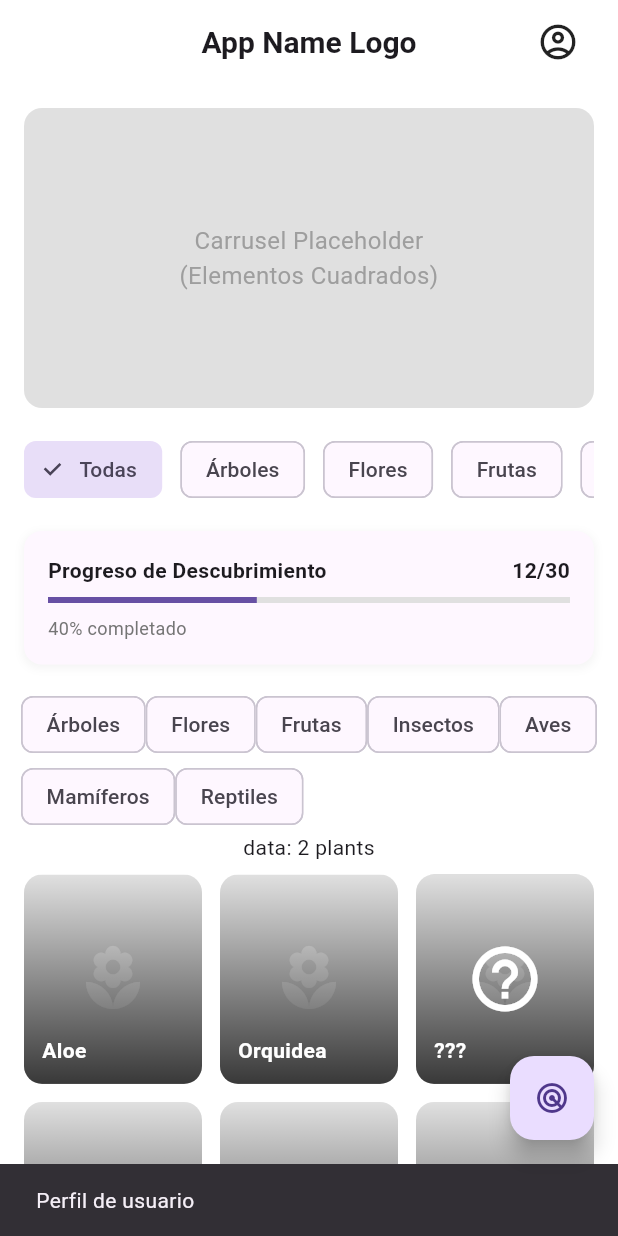
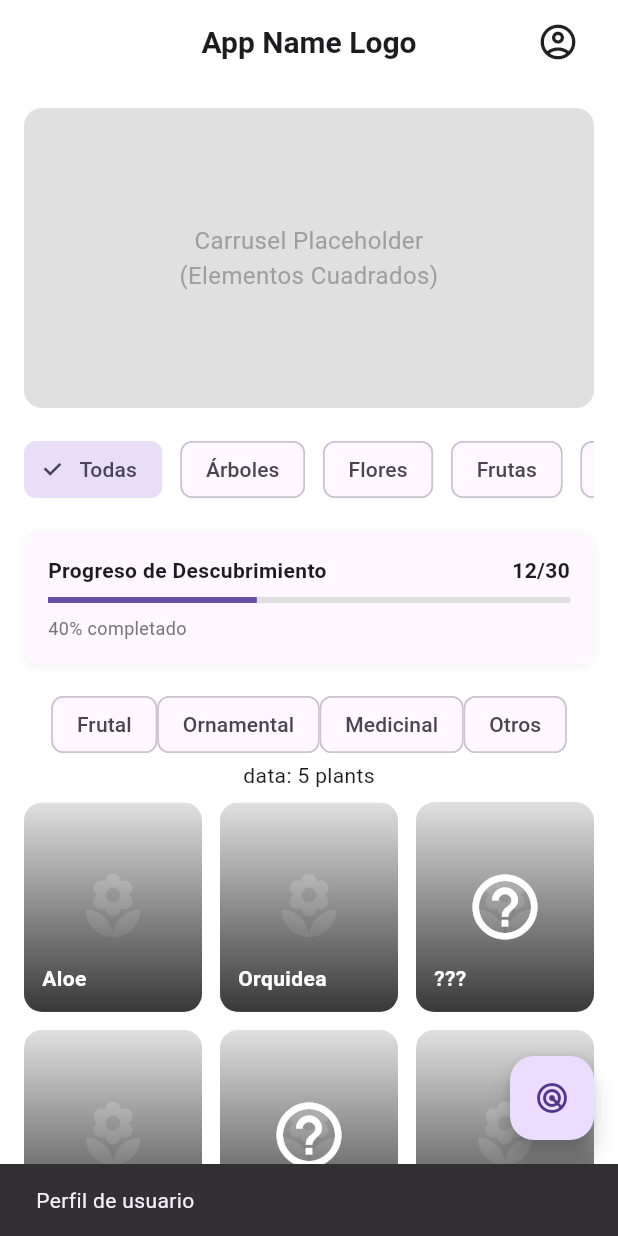
Before and after one commit to Anstayker/botanic-visit-guide-degree-project, a Flutter app: the screen it shows after launch, after a tap on the "account circle" icon, on a phone screen of 412 x 824 dp. Run offline on Flutter 3.47's test engine with Material 3 defaults, Android fonts, the phone set to English and light mode, and no system bars; our stand-ins replace bloc, dartz, equatable, flutter_bloc, get_it, hive and 2 more; accounts and stored records are empty.

Commit message:
bloc filtering working!

```diff
--- a/lib/core/data/models/plant_model.dart
+++ b/lib/core/data/models/plant_model.dart
@@ -1,4 +1,5 @@
 import 'package:botanic_guide/core/entities/plant.dart';
+import 'package:botanic_guide/core/entities/plant_category.dart';
 import 'package:hive/hive.dart';
 
 part 'plant_model.g.dart';
@@ -77,7 +78,7 @@ class PlantModel {
       maxTemperature: json['max_temperature'],
       image: json['image'],
       description: json['description'],
-      categoryId: json['category_id'],
+      categoryId: PlantCategory.fromId(json['category_id']).id,
       shortDescription: json['short_description'],
       isDiscovered: json['is_discovered'] ?? false,
     );
@@ -96,7 +97,7 @@ class PlantModel {
       maxTemperature: maxTemperature,
       image: image,
       description: description,
-      categoryId: categoryId,
+      categoryId: PlantCategory.fromId(categoryId),
       shortDescription: shortDescription,
       isDiscovered: isDiscovered,
     );
@@ -115,7 +116,7 @@ class PlantModel {
       maxTemperature: plant.maxTemperature,
       image: plant.image,
       description: plant.description,
-      categoryId: plant.categoryId,
+      categoryId: plant.categoryId.id,
       shortDescription: plant.shortDescription,
       isDiscovered: plant.isDiscovered,
     );
--- a/lib/core/entities/plant.dart
+++ b/lib/core/entities/plant.dart
@@ -1,3 +1,4 @@
+import 'plant_category.dart';
 import 'package:equatable/equatable.dart' show Equatable;
 
 class Plant extends Equatable {
@@ -13,7 +14,7 @@ class Plant extends Equatable {
   final String image;
   final String description;
   //! TMP fields
-  final int categoryId;
+  final PlantCategory categoryId;
   final String shortDescription;
   final bool isDiscovered;
 
--- /dev/null
+++ b/lib/core/entities/plant_category.dart
@@ -0,0 +1,18 @@
+enum PlantCategory {
+  ornamental(1, 'Ornamental'),
+  frutal(2, 'Frutal'),
+  medicinal(3, 'Medicinal'),
+  other(4, 'Otros');
+
+  final int id;
+  final String name;
+
+  const PlantCategory(this.id, this.name);
+
+  static PlantCategory fromId(int id) {
+    return PlantCategory.values.firstWhere(
+      (e) => e.id == id,
+      orElse: () => PlantCategory.other,
+    );
+  }
+}
--- a/lib/features/encyclopedia/data/datasources/ency_local_datasource.dart
+++ b/lib/features/encyclopedia/data/datasources/ency_local_datasource.dart
@@ -35,12 +35,10 @@ class EncyLocalDataSourceImpl implements EncyLocalDatasource {
       List<Plant> applyFilters(List<PlantModel> items) {
         Iterable<PlantModel> filtered = items;
 
-        if (plantFilterParams.categoryId != null &&
-            plantFilterParams.categoryId!.isNotEmpty) {
-          final categoryId = int.tryParse(plantFilterParams.categoryId!);
-          if (categoryId != null) {
-            filtered = filtered.where((p) => p.categoryId == categoryId);
-          }
+        if (plantFilterParams.categoryId != null) {
+          filtered = filtered.where(
+            (p) => p.categoryId == plantFilterParams.categoryId!.id,
+          );
         }
 
         if (plantFilterParams.onlyDiscovered == true) {
@@ -57,14 +55,15 @@ class EncyLocalDataSourceImpl implements EncyLocalDatasource {
           );
         }
 
-        filtered = filtered.toList()
+        final filteredList = filtered.toList()
           ..sort(
             (a, b) => a.name.toLowerCase().compareTo(b.name.toLowerCase()),
           );
 
-        return filtered
+        final result = filteredList
             .map((model) => model.toEntity())
             .toList(growable: false);
+        return result;
       }
 
       // Suggestion: Use final allPlants = plantBox.values
--- a/lib/features/encyclopedia/domain/entities/plant_filter_params.dart
+++ b/lib/features/encyclopedia/domain/entities/plant_filter_params.dart
@@ -1,7 +1,9 @@
 import 'package:equatable/equatable.dart';
 
+import '../../../../core/entities/plant_category.dart';
+
 class PlantFilterParams extends Equatable {
-  final String? categoryId;
+  final PlantCategory? categoryId;
   final bool? onlyDiscovered;
   final String? searchQuery;
 
--- a/lib/features/encyclopedia/presentation/bloc/encyclopedia_bloc.dart
+++ b/lib/features/encyclopedia/presentation/bloc/encyclopedia_bloc.dart
@@ -13,6 +13,7 @@ part 'encyclopedia_state.dart';
 class EncyclopediaBloc extends Bloc<EncyclopediaEvent, EncyclopediaState> {
   final EncyWatchAllPlants watchAllPlants;
   StreamSubscription? _plantsSubscription;
+  int _currentRequestId = 0;
 
   EncyclopediaBloc({required this.watchAllPlants})
     : super(EncyclopediaInitial()) {
@@ -27,25 +28,51 @@ class EncyclopediaBloc extends Bloc<EncyclopediaEvent, EncyclopediaState> {
     Emitter<EncyclopediaState> emit,
   ) async {
     emit(EncyclopediaLoading());
-    await _plantsSubscription?.cancel();
 
-    _plantsSubscription =
-        watchAllPlants(Params(filterParams: event.filterParams)).listen((
-          result,
-        ) {
+    // Incrementar el ID de la solicitud actual para invalidar la anterior
+    final requestId = ++_currentRequestId;
+
+    // Cancelar la suscripción anterior sin bloquear
+    _plantsSubscription?.cancel();
+
+    try {
+      final stream = watchAllPlants(Params(filterParams: event.filterParams));
+
+      _plantsSubscription = stream.listen(
+        (result) {
+          // Solo procesar si esta suscripción sigue siendo la actual
+          if (requestId != _currentRequestId) {
+            return;
+          }
+
           result.fold(
-            (failure) => add(_PlantsFailed(failure.message)),
-            (plants) => add(_PlantsUpdated(plants)),
+            (failure) {
+              add(_PlantsFailed(failure.message));
+            },
+            (plants) {
+              add(_PlantsUpdated(plants));
+            },
           );
-        });
+        },
+        onError: (error, stackTrace) {
+          if (requestId == _currentRequestId) {
+            add(_PlantsFailed(error.toString()));
+          }
+        },
+      );
+    } catch (e) {
+      emit(EncyclopediaError(message: 'Error: $e'));
+    }
   }
 
   Future<void> _onWatchPlantsStopped(
     WatchPlantsStopped event,
     Emitter<EncyclopediaState> emit,
   ) async {
-    await _plantsSubscription?.cancel();
+    // Cancelar sin bloquear
+    _plantsSubscription?.cancel();
     _plantsSubscription = null;
+    _currentRequestId++;
     emit(EncyclopediaInitial());
   }
 
@@ -59,7 +86,9 @@ class EncyclopediaBloc extends Bloc<EncyclopediaEvent, EncyclopediaState> {
 
   @override
   Future<void> close() async {
-    await _plantsSubscription?.cancel();
+    // Cancelar sin bloquear e incrementar el ID para invalidad cualquier evento pendiente
+    _plantsSubscription?.cancel();
+    _currentRequestId++;
     return super.close();
   }
 }
--- a/lib/features/encyclopedia/presentation/pages/encyclopedia_page.dart
+++ b/lib/features/encyclopedia/presentation/pages/encyclopedia_page.dart
@@ -2,6 +2,7 @@ import 'package:flutter/material.dart';
 
 import 'package:flutter_bloc/flutter_bloc.dart';
 
+import '../../../../core/entities/plant_category.dart';
 import '../../../../injection_container.dart';
 import '../../domain/entities/plant_filter_params.dart';
 import '../../domain/usecases/ency_watch_all_plants.dart';
@@ -38,13 +39,10 @@ class FilterChipsWidget extends StatelessWidget {
   const FilterChipsWidget({super.key});
 
   final filterOptions = const [
-    'Árboles',
-    'Flores',
-    'Frutas',
-    'Insectos',
-    'Aves',
-    'Mamíferos',
-    'Reptiles',
+    PlantCategory.frutal,
+    PlantCategory.ornamental,
+    PlantCategory.medicinal,
+    PlantCategory.other,
   ];
 
   @override
@@ -52,7 +50,7 @@ class FilterChipsWidget extends StatelessWidget {
     return Wrap(
       children: filterOptions.map((filter) {
         return FilterChip(
-          label: Text(filter),
+          label: Text(filter.name),
           onSelected: (selected) {
             context.read<EncyclopediaBloc>().add(
               WatchPlantsRequested(
```
Also changed, not shown: assets/data/plants.json (+48 -0 lines).
